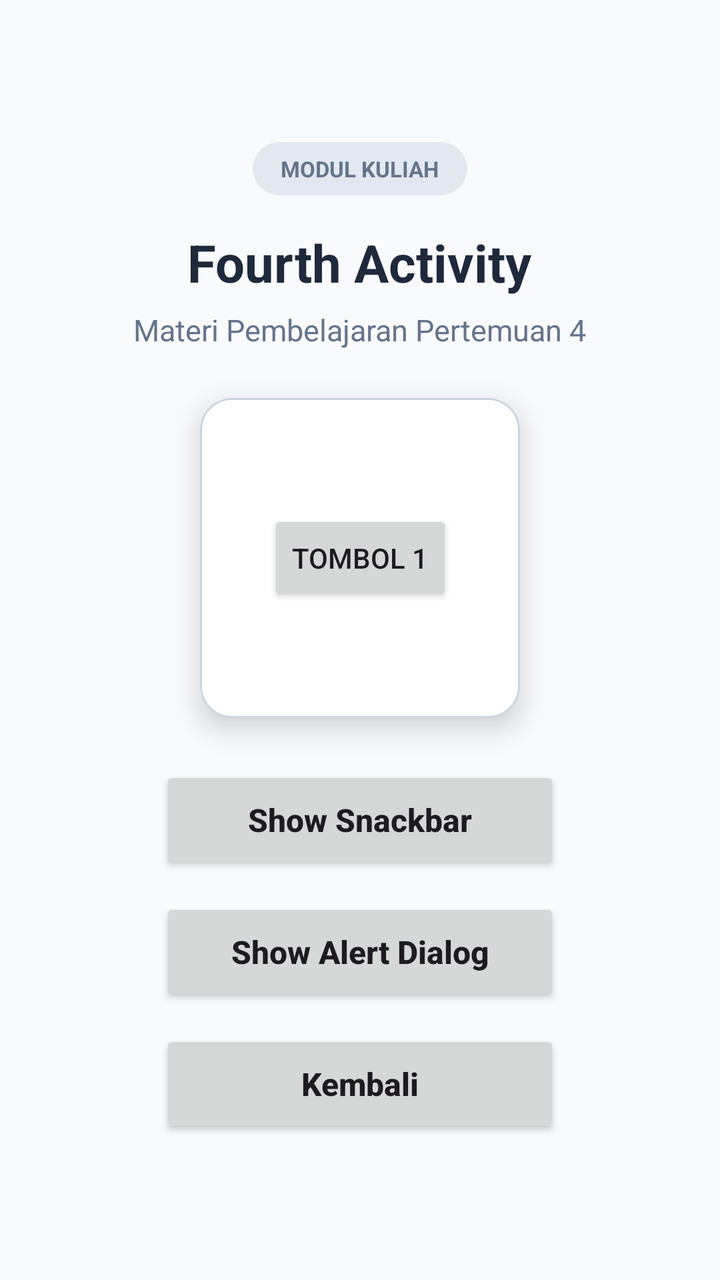
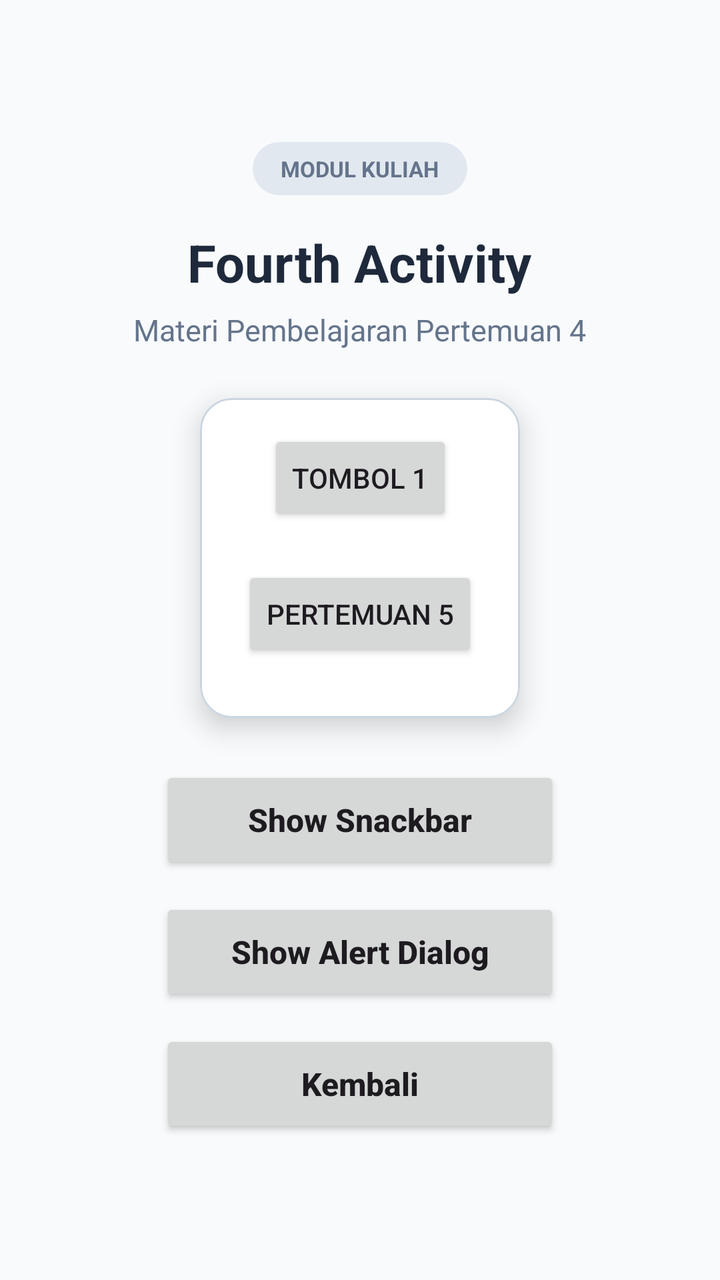

Compare the two renders of this Android layout. The source of the first and the diff that turns it into the second are given below.
<!-- AndroidManifest.xml: application theme Theme.Zikra -->
<!-- res/layout/activity_fourth.xml -->
<?xml version="1.0" encoding="utf-8"?>
<androidx.constraintlayout.widget.ConstraintLayout
    xmlns:android="http://schemas.android.com/apk/res/android"
    xmlns:app="http://schemas.android.com/apk/res-auto"
    xmlns:tools="http://schemas.android.com/tools"
    android:id="@+id/main"
    android:layout_width="match_parent"
    android:layout_height="match_parent"
    android:background="#F8FAFC"
    tools:context=".pertemuan_4.FourthActivity">

    
    <LinearLayout
        android:layout_width="match_parent"
        android:layout_height="wrap_content"
        android:orientation="vertical"
        android:gravity="center"
        android:padding="32dp"
        app:layout_constraintBottom_toBottomOf="parent"
        app:layout_constraintEnd_toEndOf="parent"
        app:layout_constraintStart_toStartOf="parent"
        app:layout_constraintTop_toTopOf="parent">

        
        <androidx.cardview.widget.CardView
            android:layout_width="wrap_content"
            android:layout_height="wrap_content"
            android:layout_marginBottom="16dp"
            app:cardBackgroundColor="#E2E8F0"
            app:cardCornerRadius="16dp"
            app:cardElevation="0dp">

            <TextView
                android:layout_width="wrap_content"
                android:layout_height="wrap_content"
                android:paddingHorizontal="14dp"
                android:paddingVertical="6dp"
                android:text="MODUL KULIAH"
                android:textColor="#64748B"
                android:textSize="11sp"
                android:textStyle="bold" />
        </androidx.cardview.widget.CardView>

        
        <TextView
            android:id="@+id/tvFourthTitle"
            android:layout_width="wrap_content"
            android:layout_height="wrap_content"
            android:text="Fourth Activity"
            android:textColor="#1E293B"
            android:textSize="26sp"
            android:textStyle="bold" />

        
        <TextView
            android:layout_width="wrap_content"
            android:layout_height="wrap_content"
            android:text="Materi Pembelajaran Pertemuan 4"
            android:textColor="#64748B"
            android:textSize="15sp"
            android:layout_marginTop="6dp"
            android:layout_marginBottom="24dp" />

        
        <com.google.android.material.card.MaterialCardView
            android:id="@+id/materialCardView"
            android:layout_width="160dp"
            android:layout_height="160dp"
            android:layout_marginBottom="24dp"
            app:cardCornerRadius="16dp"
            app:cardElevation="8dp"
            app:strokeWidth="1dp"
            app:strokeColor="#CBD5E1"
            android:backgroundTint="#FFFFFF">

            <androidx.constraintlayout.widget.ConstraintLayout
                android:layout_width="match_parent"
                android:layout_height="match_parent"
                android:padding="12dp">

                <Button
                    android:id="@+id/btn1"
                    android:layout_width="wrap_content"
                    android:layout_height="wrap_content"
                    android:text="Tombol 1"
                    app:layout_constraintBottom_toBottomOf="parent"
                    app:layout_constraintEnd_toEndOf="parent"
                    app:layout_constraintStart_toStartOf="parent"
                    app:layout_constraintTop_toTopOf="parent" />

            </androidx.constraintlayout.widget.ConstraintLayout>

        </com.google.android.material.card.MaterialCardView>

        
        <Button
            android:id="@+id/btnShowSnackbar"
            android:layout_width="200dp"
            android:layout_height="54dp"
            android:layout_marginBottom="12dp"
            android:text="Show Snackbar"
            android:textAllCaps="false"
            android:textSize="16sp"
            android:textStyle="bold" />

        
        <Button
            android:id="@+id/btnShowAlertDialog"
            android:layout_width="200dp"
            android:layout_height="54dp"
            android:layout_marginBottom="12dp"
            android:text="Show Alert Dialog"
            android:textAllCaps="false"
            android:textSize="16sp"
            android:textStyle="bold" />

        
        <Button
            android:id="@+id/btnKembali"
            android:layout_width="200dp"
            android:layout_height="54dp"
            android:text="Kembali"
            android:textAllCaps="false"
            android:textSize="16sp"
            android:textStyle="bold" />

    </LinearLayout>

</androidx.constraintlayout.widget.ConstraintLayout>
<!-- resources referenced by this layout -->
<resources>
  <style name="Theme.Zikra" parent="Base.Theme.Zikra" />
  <style name="Base.Theme.Zikra" parent="Theme.Material3.DayNight.NoActionBar">
          
          
      </style>
</resources>

<!-- the commit's change to res/layout/activity_fourth.xml (unified diff, before → after) -->
@@ -86,7 +86,20 @@
                     app:layout_constraintBottom_toBottomOf="parent"
                     app:layout_constraintEnd_toEndOf="parent"
                     app:layout_constraintStart_toStartOf="parent"
-                    app:layout_constraintTop_toTopOf="parent" />
+                    app:layout_constraintTop_toTopOf="parent"
+                    app:layout_constraintVertical_bias="0.045" />
+
+                <Button
+                    android:id="@+id/button4"
+                    android:layout_width="wrap_content"
+                    android:layout_height="wrap_content"
+                    android:layout_marginTop="20dp"
+                    android:text="Pertemuan 5"
+                    app:layout_constraintBottom_toBottomOf="parent"
+                    app:layout_constraintEnd_toEndOf="parent"
+                    app:layout_constraintStart_toStartOf="parent"
+                    app:layout_constraintTop_toBottomOf="@+id/btn1"
+                    app:layout_constraintVertical_bias="0.0" />
 
             </androidx.constraintlayout.widget.ConstraintLayout>
 
